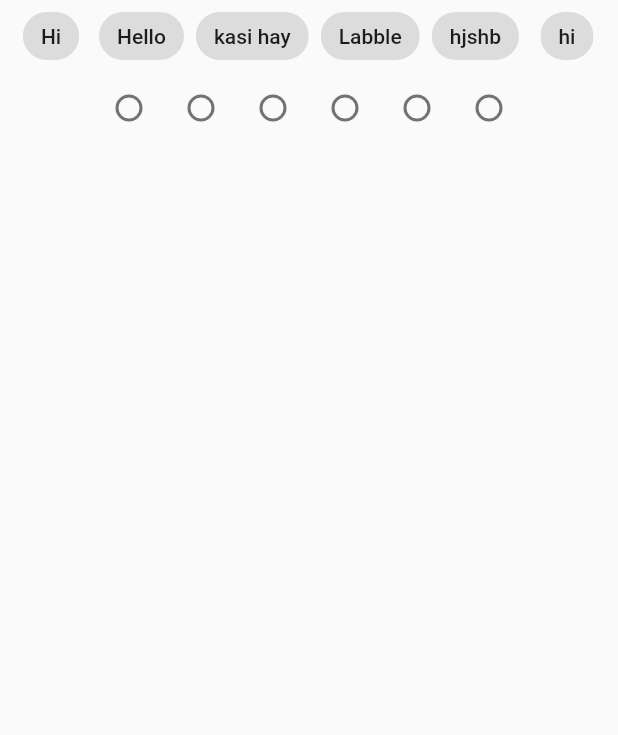
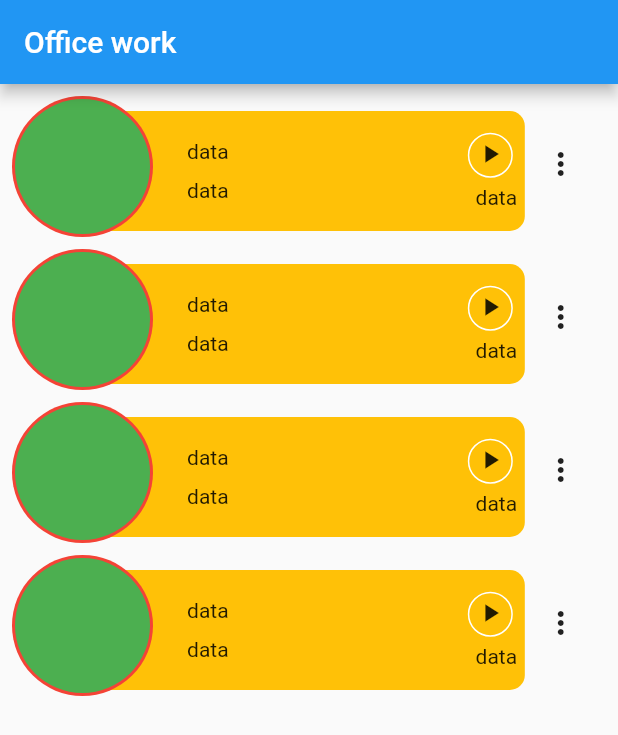
Before and after one commit to vinay7869/practice_app, a Flutter app: the screen it shows after launch, on a phone screen of 412 x 824 dp. Shown: the top 735 px of the screen. Run offline on Flutter 3.47's test engine with Material 2 defaults, Android fonts, the phone set to English and light mode, and no system bars; our stand-ins replace firebase_auth, firebase_core; missing offline and left inert: dart:ffi; accounts and stored records are empty.

Commit message:
second commit

```diff
--- a/lib/main.dart
+++ b/lib/main.dart
@@ -1,6 +1,7 @@
 import 'package:firebase_core/firebase_core.dart';
 import 'package:flutter/material.dart';
 import 'package:practice_app/firebase_options.dart';
+import 'package:practice_app/off.dart';
 import 'package:practice_app/otp.dart';
 import 'package:practice_app/repository.dart';
 import 'package:practice_app/success.dart';
@@ -24,7 +25,7 @@ class MyApp extends StatelessWidget {
   Widget build(BuildContext context) {
     return const MaterialApp(
       debugShowCheckedModeBanner: false,
-      home: Choice(),
+      home: OfficeWork(),
     );
   }
 }
--- /dev/null
+++ b/lib/off.dart
@@ -0,0 +1,106 @@
+import 'dart:ffi';
+import 'package:flutter/material.dart';
+import 'package:practice_app/success.dart';
+
+class OfficeWork extends StatefulWidget {
+  const OfficeWork({super.key});
+
+  @override
+  State<OfficeWork> createState() => _OfficeWorkState();
+}
+
+class _OfficeWorkState extends State<OfficeWork> {
+  @override
+  Widget build(BuildContext context) {
+    final mq = MediaQuery.sizeOf(context);
+    return Scaffold(
+      appBar: AppBar(title: const Text("Office work")),
+      body: ListView.builder(
+          itemCount: 4,
+          itemBuilder: (context, index) {
+            return Padding(
+              padding: const EdgeInsets.only(top: 8, left: 8),
+              child: Stack(
+                children: [
+                  Row(
+                    children: [
+                      InkWell(
+                        onTap: () {
+                          Navigator.push(
+                              context,
+                              MaterialPageRoute(
+                                builder: (context) => Success(index: index + 1),
+                              ));
+                        },
+                        child: Container(
+                          height: 80,
+                          width: mq.width * .74,
+                          margin: const EdgeInsets.only(left: 37, top: 10),
+                          decoration: BoxDecoration(
+                              color: Colors.amber,
+                              borderRadius: BorderRadius.circular(10)),
+                          child: Row(
+                            children: [
+                              const Column(
+                                crossAxisAlignment: CrossAxisAlignment.start,
+                                mainAxisAlignment: MainAxisAlignment.center,
+                                children: [
+                                  Text('                       data'),
+                                  SizedBox(
+                                    height: 10,
+                                  ),
+                                  Text('                       data')
+                                ],
+                              ),
+                              const Spacer(),
+                              Column(
+                                mainAxisAlignment: MainAxisAlignment.center,
+                                children: [
+                                  Padding(
+                                    padding: const EdgeInsets.only(right: 8),
+                                    child: Container(
+                                      height: 30,
+                                      width: 30,
+                                      decoration: BoxDecoration(
+                                          shape: BoxShape.circle,
+                                          border:
+                                              Border.all(color: Colors.white)),
+                                      child: IconButton(
+                                          padding:
+                                              const EdgeInsets.only(bottom: 2),
+                                          onPressed: () {},
+                                          icon: const Icon(
+                                            Icons.play_arrow,
+                                            size: 20,
+                                          )),
+                                    ),
+                                  ),
+                                  SizedBox(
+                                    height: 5,
+                                  ),
+                                  Text('data')
+                                ],
+                              )
+                            ],
+                          ),
+                        ),
+                      ),
+                      IconButton(
+                          onPressed: () {}, icon: const Icon(Icons.more_vert))
+                    ],
+                  ),
+                  const CircleAvatar(
+                    radius: 47,
+                    backgroundColor: Colors.red,
+                    child: CircleAvatar(
+                      radius: 45,
+                      backgroundColor: Colors.green,
+                    ),
+                  ),
+                ],
+              ),
+            );
+          }),
+    );
+  }
+}
--- a/lib/otp.dart
+++ b/lib/otp.dart
@@ -19,11 +19,11 @@ class OTPScreen extends StatelessWidget {
           onChanged: (value) {
             if (value.length == 6) {
               Repository().otpLogic(context, verificationId, value.trim());
-              Navigator.push(
-                  context,
-                  MaterialPageRoute(
-                    builder: (context) => const Success(),
-                  ));
+              // Navigator.push(
+              //     context,
+              //     MaterialPageRoute(
+              //       builder: (context) => const Success(),
+              //     ));
             }
           },
           keyboardType: TextInputType.number,
--- /dev/null
+++ b/lib/succ2.dart
@@ -0,0 +1,13 @@
+import 'package:flutter/material.dart';
+
+class Success2 extends StatelessWidget {
+  final int index;
+  const Success2({super.key, required this.index});
+
+  @override
+  Widget build(BuildContext context) {
+    return const Scaffold(
+      body: Center(child: Text('bhak')),
+    );
+  }
+}
--- /dev/null
+++ b/lib/succ3.dart
@@ -0,0 +1,13 @@
+import 'package:flutter/material.dart';
+
+class Success3 extends StatelessWidget {
+  final int index;
+  const Success3({super.key, required this.index});
+
+  @override
+  Widget build(BuildContext context) {
+    return const Scaffold(
+      body: Center(child: Text('3')),
+    );
+  }
+}
--- a/lib/success.dart
+++ b/lib/success.dart
@@ -1,7 +1,8 @@
 import 'package:flutter/material.dart';
 
 class Success extends StatelessWidget {
-  const Success({super.key});
+ final int index;
+  const Success({super.key, required this.index});
 
   @override
   Widget build(BuildContext context) {
```
